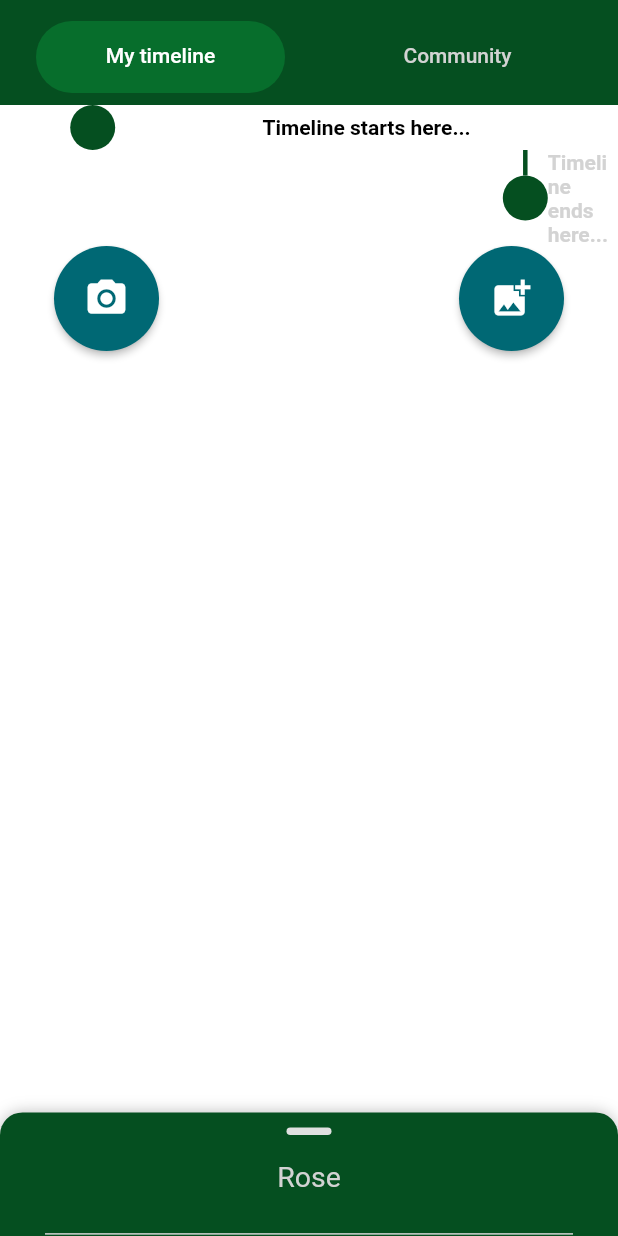
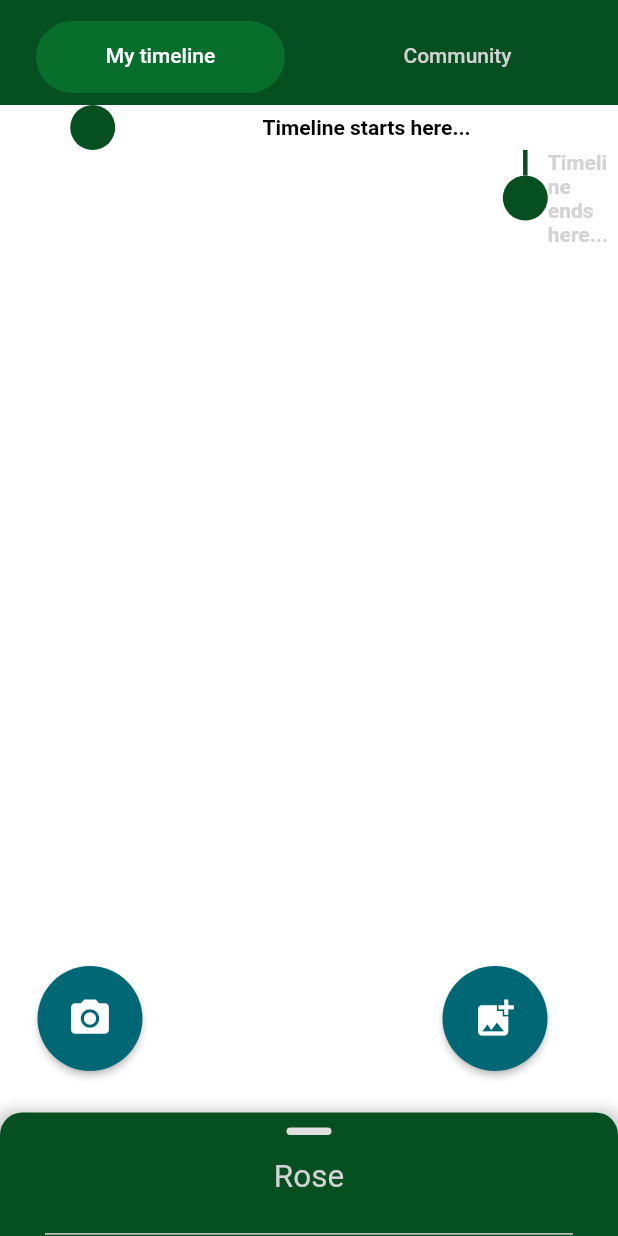
Before and after one commit to jpa-reis/ipm_project, a Flutter app: the Timeline screen opened directly with sample values from the repository, on a phone screen of 412 x 824 dp. Run offline on Flutter 3.47's test engine with Material 2 defaults, Android fonts, the phone set to English and light mode, and no system bars; drawn by our look-alikes of sliding_up_panel, timeline_tile; our stand-ins replace flutter_speed_dial, image_picker; Roboto replaces fonts that are missing (SanFrancisco); project files that could hold a hidden picture were left out.

Commit message:
Fixed lots of issues

```diff
--- a/lib/editImage.dart
+++ b/lib/editImage.dart
@@ -120,8 +120,7 @@ class EditImageState extends State<EditImageScreen> {
               spreadRadius: 5,
               blurRadius: 7,
               offset: Offset(0, 3),
-            )
-            ],
+            )],
           ),
           height: bottomBarHeight,
           child: Align(
--- a/lib/panel_widget_timeline.dart
+++ b/lib/panel_widget_timeline.dart
@@ -1,7 +1,5 @@
 import 'package:flutter/material.dart';
 import 'package:sliding_up_panel/sliding_up_panel.dart';
-import 'gardens.dart';
-import 'globals.dart';
 import 'marker.dart';
 
 class PanelWidgetTimeline extends StatefulWidget {
@@ -22,39 +20,6 @@ class PanelWidgetTimeline extends StatefulWidget {
 
 class _PanelWidgetTimelineState extends State<PanelWidgetTimeline> {
   final textController = TextEditingController();
-  List<Garden> gardenOptions = gardens;
-
-  void togglePanel() => widget.panelController.isPanelOpen
-      ? widget.panelController.close()
-      : widget.panelController.open();
-
-
-  Widget buildHandle() {
-    return GestureDetector(
-      onTap: togglePanel,
-      child: Center(
-        child: Container(
-        width: 30,
-        height: 5,
-        decoration: BoxDecoration(
-          borderRadius: BorderRadius.circular(15),
-          color: const Color(0xFFE0E0E0),
-          ),
-        ),
-      )
-    );
-  }
-
-  void searchGarden(String query) {
-    final suggestions = gardens.where((garden) {
-      final gardenName = garden.name.toLowerCase();
-      final searchQuery = query.toLowerCase();
-
-      return gardenName.contains(searchQuery);
-    }).toList();
-
-    setState(() => gardenOptions = suggestions);
-  }
 
 
   @override
@@ -65,12 +30,21 @@ class _PanelWidgetTimelineState extends State<PanelWidgetTimeline> {
       controller: widget.controller,
       children: <Widget>[
         const SizedBox(height: 10),
-        buildHandle(),
+        Center(
+          child: Container(
+            width: 30,
+            height: 5,
+            decoration: BoxDecoration(
+              borderRadius: BorderRadius.circular(25),
+              color: const Color(0xFFE0E0E0),
+            ),
+          ),
+        ),
         ListTile(
           title: Center(
             child: Text(
               widget.marker.name,
-              style: TextStyle(fontSize: 19, color: Color(0xFFD3D3D3)),
+              style: TextStyle(fontSize: 21, color: Color(0xFFD3D3D3)),
             ),
           ),
         ),
@@ -85,15 +59,19 @@ class _PanelWidgetTimelineState extends State<PanelWidgetTimeline> {
         ListTile(
           title: widget.marker.description == "" ? Row(
             children: [
-              Text("This marker has no description yet!", style: TextStyle(color: Color(0xFFD3D3D3)),),
+              Text("This marker has no description yet!",
+                style: TextStyle(color: Color(0xFFD3D3D3)),),
               Center(
-                child: IconButton(icon: Icon( Icons.edit, color: Color(0xFFD3D3D3),), onPressed: () { setState(() {
+                child: IconButton(
+                  icon: Icon( Icons.edit, color: Color(0xFFD3D3D3),),
+                  onPressed: () { setState(() {
                   widget.marker.description = "Sample description";
                 });},),
               ),
             ],
           ) : Text(
-              widget.marker.description, style: TextStyle(color: Color(0xFFD3D3D3)),),
+              widget.marker.description,
+              style: TextStyle(color: Color(0xFFD3D3D3)),),
         )
       ],
     );
--- a/lib/timeline.dart
+++ b/lib/timeline.dart
@@ -36,16 +36,41 @@ class _TimelineState extends State<Timeline> {
     const double initButtonPosition = buttonSize + 30.0;
     late double buttonPosition;
     buttonPosition = initButtonPosition;
-    double padding = 15.0;
+    double padding = 25.0;
     buttonPosition = panelHeightClosed + padding;
     late bool panelClosed = true;
     late bool openMapSearch = false;
 
     return Scaffold(
         backgroundColor: Colors.transparent,
+        body: SlidingUpPanel(
+            color: Color(0xff054f20),
+            borderRadius: const BorderRadius.vertical(top:Radius.circular(15)),
+            boxShadow: [ BoxShadow(
+              color: Colors.grey.withOpacity(0.5),
+              spreadRadius: 5,
+              blurRadius: 7,
+              offset: Offset(0, 3),
+            )],
+            controller: panelController,
+            maxHeight: widget.marker.description == "" ?  170 :panelHeightOpen,
+            minHeight: panelHeightClosed,
+            panelBuilder: (controller) => PanelWidgetTimeline(
+              marker: widget.marker,
+              controller: controller,
+              panelController: panelController,
+            ),
+            onPanelSlide: (position) => setState(() {
+              buttonPosition =
+                  position * (panelHeightOpen - panelHeightClosed) +
+                      initButtonPosition;
+              panelClosed = ((buttonPosition - initButtonPosition) == 0);
+              openMapSearch = false;
+            }),
             body: Stack(children: [
-          Container(
-            height: MediaQuery.of(context).size.height*0.95,
+              SizedBox(
+                  height: MediaQuery.of(context).size.height *2
+                      ,
                   child: DefaultTabController(
                   animationDuration: Duration.zero,
                   length: 2,
@@ -88,7 +113,9 @@ class _TimelineState extends State<Timeline> {
                     body: TabBarView(children: [
                       Container(
                         color: Colors.white,
-                    child: ListView(physics: const AlwaysScrollableScrollPhysics(),children: createTimeline()),
+                        child: ListView(
+                            physics: const AlwaysScrollableScrollPhysics(),
+                            children: createTimeline()),
                       ),
                       Container(
                         color: Colors.white,
@@ -98,27 +125,15 @@ class _TimelineState extends State<Timeline> {
                   ),
                 ),
                ),
-          SlidingUpPanel(
-            borderRadius: const BorderRadius.vertical(
-                top: Radius.circular(15)),
-            color: Color(0xff054f20),
-            controller: panelController,
-            maxHeight: widget.marker.description == "" ?  170 : panelHeightOpen,
-            minHeight: panelHeightClosed,
-            panelBuilder: (controller) => PanelWidgetTimeline(
-              marker: widget.marker,
-              controller: controller,
-              panelController: panelController,
-            ),
-            onPanelSlide: (position) => setState(() {
-              buttonPosition =
-                  position * (panelHeightOpen - panelHeightClosed) +
-                      initButtonPosition;
-              panelClosed = ((buttonPosition - initButtonPosition) == 0);
-              openMapSearch = false;
-            }),
-          ),
-        ]));
+              Positioned(
+                left: padding,
+                bottom: buttonSize,
+                child: addLastIcons(),
+              )
+          ]
+        )
+        )
+    );
   }
   createTimeLineCommunity(){
     orderCommunity();
@@ -167,7 +182,7 @@ class _TimelineState extends State<Timeline> {
       list.add(lastTimelineOdd());
     }
 
-    list.add(SizedBox(width: 300,));
+    list.add(SizedBox(height: 180,));
     return list;
   }
 
@@ -231,8 +246,7 @@ class _TimelineState extends State<Timeline> {
       list.add(lastTimelineOdd());
     }
 
-    list.add(addLastIcons());
-    list.add(SizedBox(width: 300,));
+    list.add(SizedBox(height: 180,));
     return list;
   }
 
@@ -615,7 +629,7 @@ class _TimelineState extends State<Timeline> {
                   child: (currentGarden == 1)
                       ? Text(community1[indexOf][i].description)
                       : Text(community2[indexOf][i].description),
-                )
+                ),
               ],
             ),
           ],
@@ -644,10 +658,12 @@ class _TimelineState extends State<Timeline> {
       lineXY: 0.15,
       isLast: true,
       endChild: Center(
-        child: Text(
-          "Timeline ends here!",
-          style: TextStyle(fontWeight: FontWeight.bold, color:Colors.black),
+        child: Text("Timeline ends here!",
+          style: TextStyle(
+              fontWeight: FontWeight.bold,
+              color:Colors.black
           ),
+        )
       ),
     );
   }
@@ -674,7 +690,10 @@ class _TimelineState extends State<Timeline> {
       endChild: Center(
         child: Text(
           "Timeline ends here...",
-          style: TextStyle(fontWeight: FontWeight.bold, color: Color(0xFFD3D3D3)),
+          style: TextStyle(
+              fontWeight: FontWeight.bold,
+              color: Color(0xFFD3D3D3)
+          ),
         ),
       ),
     );
```
Also changed, not shown: lib/addImage.dart (+3 -5 lines), lib/main.dart (+117 -124 lines), lib/panel_widget.dart (+1 -21 lines). Lines whose indentation alone changed are shown as unchanged.
